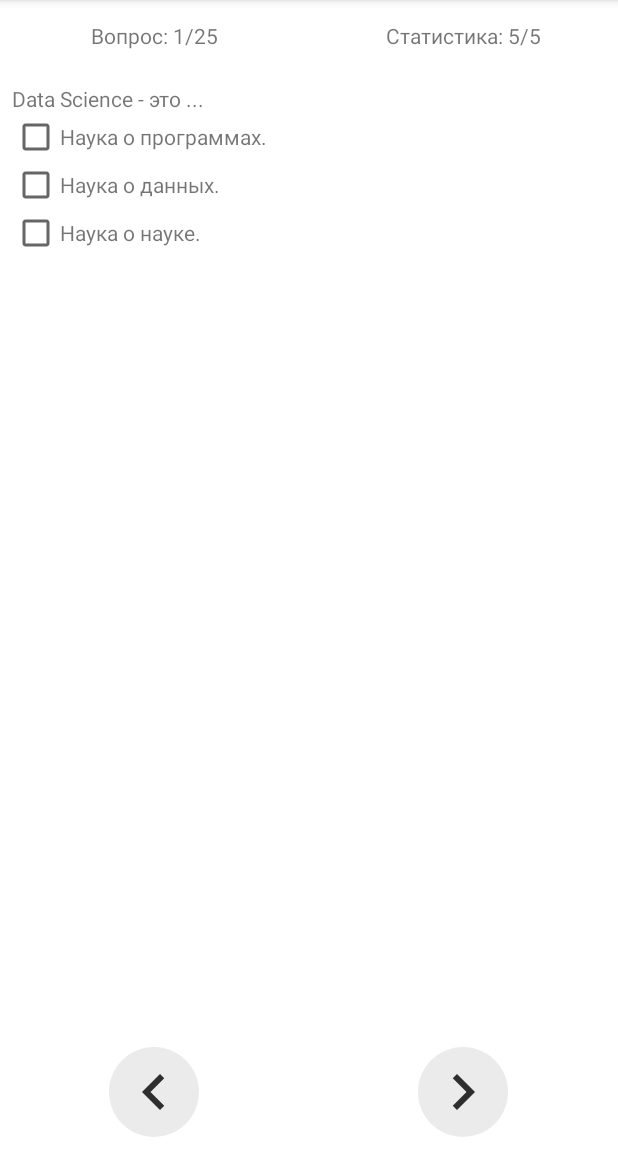
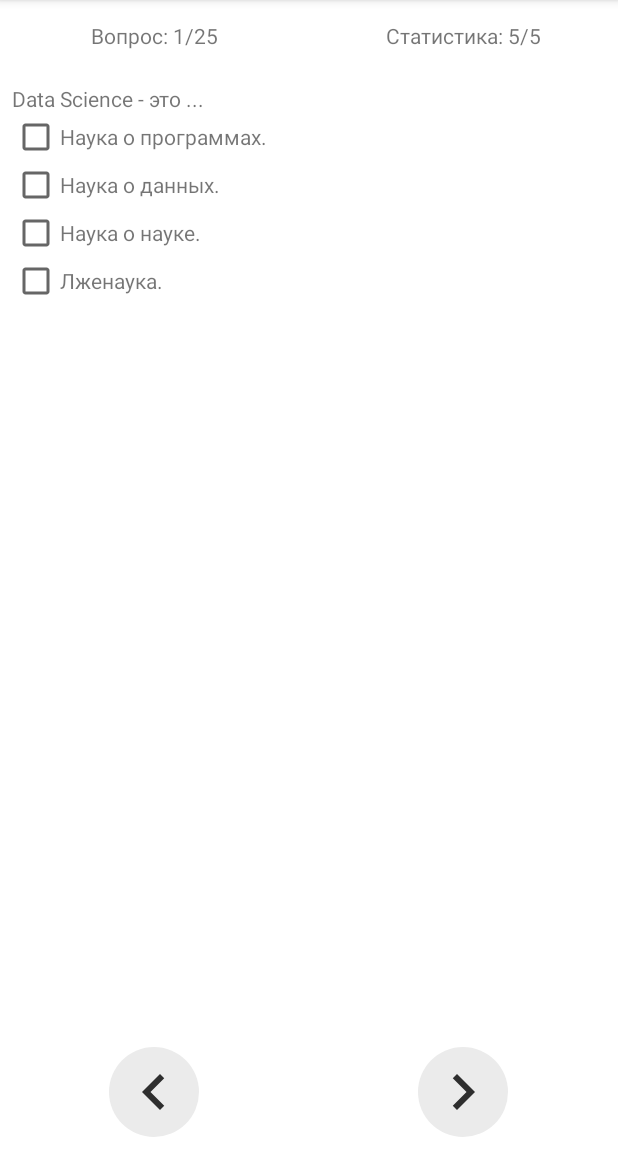
Before and after one commit to balezz/ODScards, an Android app: the screen it shows after launch (QuestActivity), after a tap on "Тренировка", on a phone screen of 412 x 824 dp, the part 84-1236 px from its top. Run offline under Robolectric (Android 15) with nearby library versions, the phone set to English and light mode, and no system bars.

Commit message:
Add quest controller logic

```diff
--- a/app/src/main/java/ru/balezz/odscards/controllers/QuestFragment.java
+++ b/app/src/main/java/ru/balezz/odscards/controllers/QuestFragment.java
@@ -1,6 +1,7 @@
 package ru.balezz.odscards.controllers;
 
 import android.os.Bundle;
+import android.util.Log;
 import android.view.LayoutInflater;
 import android.view.View;
 import android.view.ViewGroup;
@@ -19,7 +20,7 @@ import ru.balezz.odscards.models.Quest;
 import ru.balezz.odscards.models.QuestLab;
 
 public class QuestFragment extends Fragment {
-
+    private static final String TAG = "QuestFragment";
 
     private Quest mQuest;
 
@@ -35,14 +36,19 @@ public class QuestFragment extends Fragment {
 
     @Nullable
     @Override
-    public View onCreateView(@NonNull LayoutInflater inflater, @Nullable ViewGroup container, @Nullable Bundle savedInstanceState) {
+    public View onCreateView(@NonNull LayoutInflater inflater,
+                             @Nullable ViewGroup container,
+                             @Nullable Bundle savedInstanceState) {
+
         View v = inflater.inflate(R.layout.fragment_quest, container, false);
         LinearLayout questLayout = (LinearLayout) v.findViewById(R.id.quest_layout);
 
         questLayout.addView(getQuestion());
-        questLayout.addView(getChoice(0));
-        questLayout.addView(getChoice(1));
-        questLayout.addView(getChoice(2));
+        int choiceCount = mQuest.getChoiceCount();
+        Log.i(TAG, "onCreateView: choiceCount = " + choiceCount);
+        for (int i = 0; i < choiceCount; i++) {
+            questLayout.addView(getChoice(i));
+        }
         return v;
     }
 
--- a/app/src/main/java/ru/balezz/odscards/models/Quest.java
+++ b/app/src/main/java/ru/balezz/odscards/models/Quest.java
@@ -7,13 +7,19 @@ enum AnswerType {
 public class Quest {
     String mQuestion;
     String [] mAnswers;
-    int mRightAnswerIndex;
+    int mChoiceCount;
+    boolean[] mRightAnswers;
     AnswerType mType;
 
-    public Quest(AnswerType type, int answerVariants, int rightAnswer) {
+    public Quest(AnswerType type, int choiceCount, boolean[] rightAnswer) {
         mType = type;
-        mAnswers = new String[answerVariants];
-        mRightAnswerIndex = rightAnswer;
+        mChoiceCount = choiceCount;
+        mAnswers = new String[choiceCount];
+        mRightAnswers = rightAnswer;
+    }
+
+    public int getChoiceCount() {
+        return mChoiceCount;
     }
 
     public String getQuestion() {
--- a/app/src/main/java/ru/balezz/odscards/models/QuestLab.java
+++ b/app/src/main/java/ru/balezz/odscards/models/QuestLab.java
@@ -12,7 +12,7 @@ public class QuestLab {
     }
 
     private QuestLab() {
-        Quest quest = new Quest(AnswerType.Radio, 4, 1);
+        Quest quest = new Quest(AnswerType.Radio, 4, new boolean[]{true, false, false, false});
         quest.setQuestion("Data Science - это ... ");
         quest.setAnswers(new String[]{"Наука о программах.", "Наука о данных.", "Наука о науке.",
         "Лженаука."});
--- a/app/src/main/res/layout/fragment_quest.xml
+++ b/app/src/main/res/layout/fragment_quest.xml
@@ -2,7 +2,9 @@
 <FrameLayout xmlns:android="http://schemas.android.com/apk/res/android"
     xmlns:app="http://schemas.android.com/apk/res-auto"
     android:layout_width="match_parent"
-    android:layout_height="match_parent">
+    android:layout_height="match_parent"
+    xmlns:tools="http://schemas.android.com/tools"
+    tools:context=".QuestActivity">
 
     <com.google.android.material.appbar.AppBarLayout
         android:layout_width="match_parent"
@@ -52,6 +54,7 @@
     </LinearLayout>
 
     <ScrollView
+        android:id="@+id/scrollView"
         android:layout_width="match_parent"
         android:layout_height="0dp"
         app:layout_constraintBottom_toTopOf="@+id/linearLayout4"
@@ -78,7 +81,8 @@
 
         app:layout_constraintBottom_toBottomOf="parent"
         app:layout_constraintEnd_toEndOf="parent"
-        app:layout_constraintStart_toStartOf="parent">
+        app:layout_constraintStart_toStartOf="parent"
+        android:baselineAligned="false">
 
         <FrameLayout
             android:layout_width="0dp"
```
